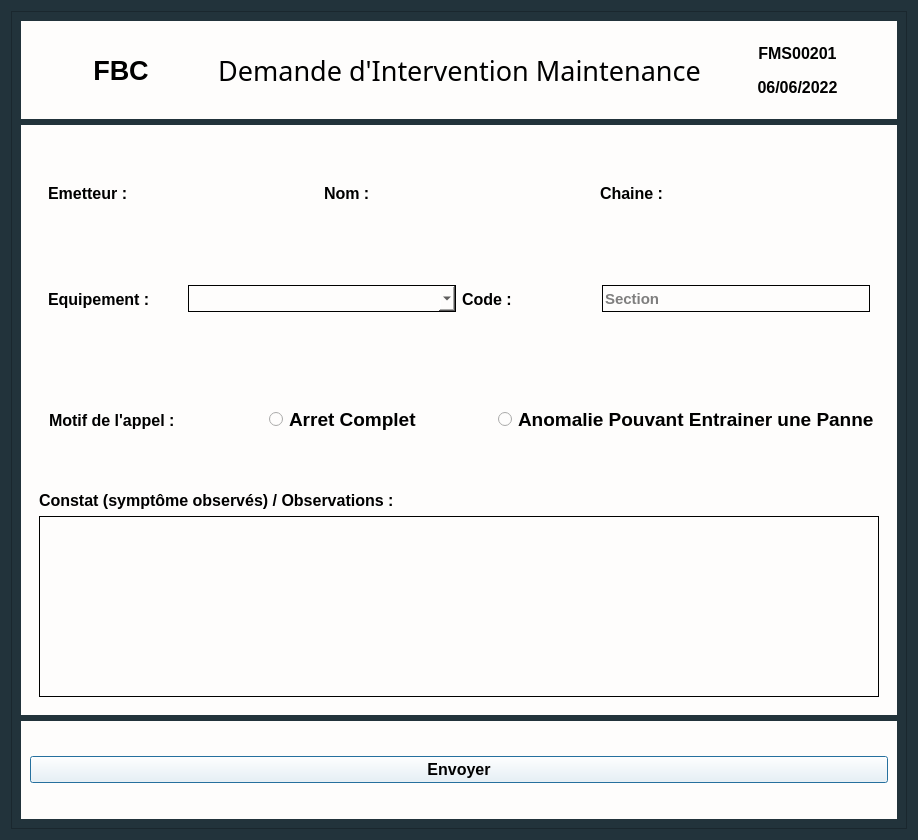
Above: Source/UI/DemandeInterventionUis/DemandeIntervention.ui from ahmedhamila/GMAO before the change. Below: the same form after it.
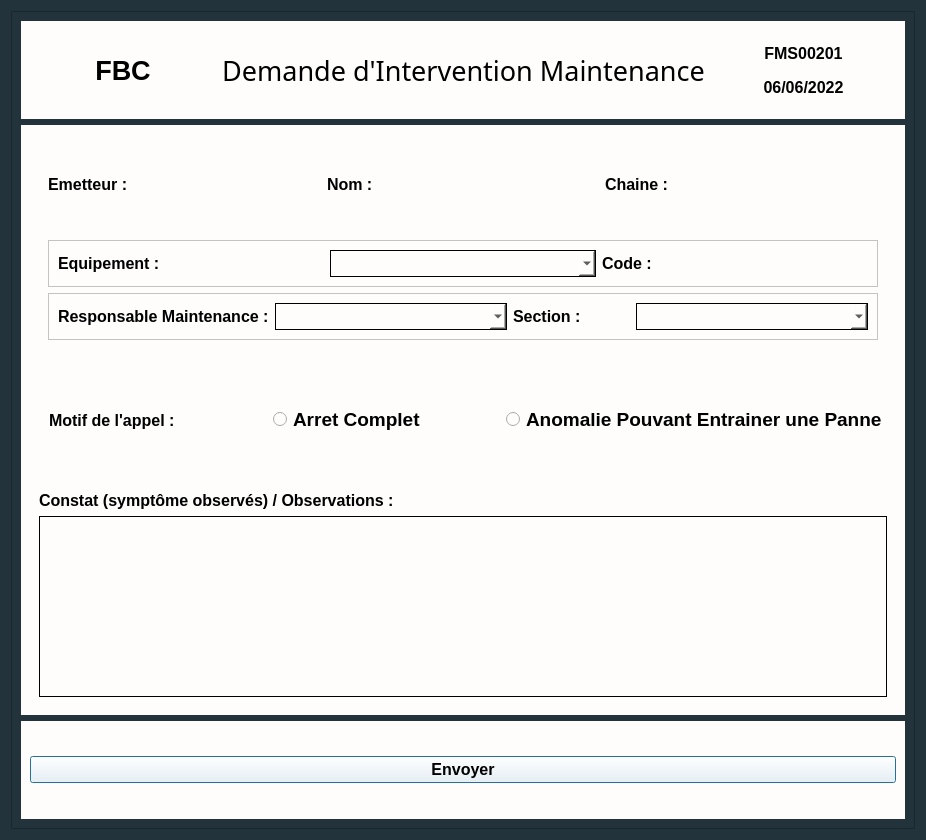
That is the form after the change.

Commit message: Equipement + final for bontravail and demandeIntervention

What changed in the file:
```diff
--- a/Source/UI/DemandeInterventionUis/DemandeIntervention.ui
+++ b/Source/UI/DemandeInterventionUis/DemandeIntervention.ui
@@ -6,7 +6,7 @@
    <rect>
     <x>0</x>
     <y>0</y>
-    <width>918</width>
+    <width>926</width>
     <height>840</height>
    </rect>
   </property>
@@ -182,7 +182,16 @@
 	height : 25px;
 }</string>
               </property>
-              <layout class="QHBoxLayout" name="horizontalLayout_4" stretch="1,2,1,2">
+              <layout class="QVBoxLayout" name="verticalLayout_7" stretch="0,0">
+               <item>
+                <widget class="QFrame" name="frame_2">
+                 <property name="frameShape">
+                  <enum>QFrame::StyledPanel</enum>
+                 </property>
+                 <property name="frameShadow">
+                  <enum>QFrame::Raised</enum>
+                 </property>
+                 <layout class="QHBoxLayout" name="horizontalLayout_6">
                <item>
                 <widget class="QLabel" name="label_6">
                  <property name="font">
@@ -229,22 +238,63 @@
                  </property>
                 </widget>
                </item>
+                 </layout>
+                </widget>
+               </item>
                <item>
-                <widget class="QLineEdit" name="Section">
+                <widget class="QFrame" name="frame_3">
+                 <property name="frameShape">
+                  <enum>QFrame::StyledPanel</enum>
+                 </property>
+                 <property name="frameShadow">
+                  <enum>QFrame::Raised</enum>
+                 </property>
+                 <layout class="QHBoxLayout" name="horizontalLayout_4" stretch="1,2,1,2">
+                  <item>
+                   <widget class="QLabel" name="label_4">
                  <property name="font">
                   <font>
                    <family>Arial</family>
-                   <pointsize>11</pointsize>
+                      <pointsize>12</pointsize>
                    <weight>75</weight>
                    <bold>true</bold>
                   </font>
                  </property>
+                    <property name="text">
+                     <string>Responsable Maintenance :</string>
+                    </property>
+                   </widget>
+                  </item>
+                  <item>
+                   <widget class="QComboBox" name="comboBoxRM">
                  <property name="styleSheet">
-                  <string notr="true">border : 1px solid black;</string>
-                 </property>
-                 <property name="placeholderText">
-                  <string>Section</string>
-                 </property>
+                     <string notr="true">border: 1px solid back;height:25px;</string>
+                    </property>
+                   </widget>
+                  </item>
+                  <item>
+                   <widget class="QLabel" name="label_5">
+                    <property name="font">
+                     <font>
+                      <family>Arial</family>
+                      <pointsize>12</pointsize>
+                      <weight>75</weight>
+                      <bold>true</bold>
+                     </font>
+                    </property>
+                    <property name="text">
+                     <string>Section :</string>
+                    </property>
+                   </widget>
+                  </item>
+                  <item>
+                   <widget class="QComboBox" name="Section">
+                    <property name="styleSheet">
+                     <string notr="true">border: 1px solid back;height:25px;</string>
+                    </property>
+                   </widget>
+                  </item>
+                 </layout>
                 </widget>
                </item>
               </layout>
```
Lines whose indentation alone changed are shown as unchanged. The commit also changes 35 other files.
